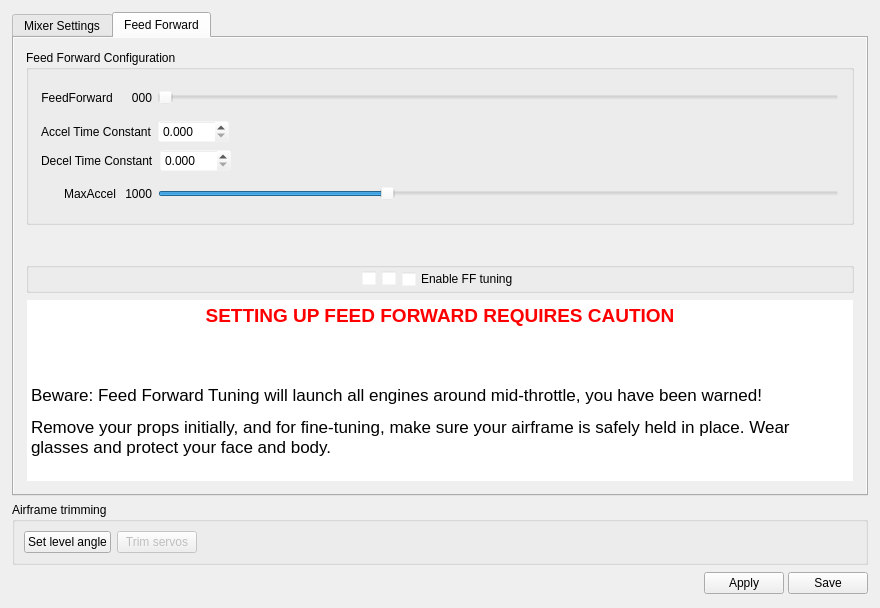
Before: the Qt Designer form ground/gcs/src/plugins/config/airframe.ui in TauLabs/TauLabs, drawn with Qt 5.
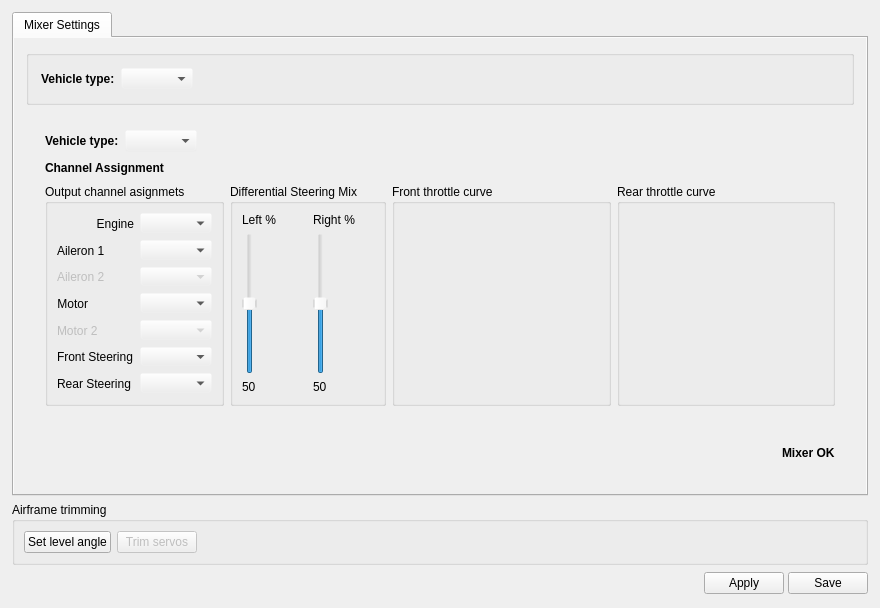
After: the same form once the commit is applied. The open tabs and pages were chosen to show the change. Icons and pictures are not drawn. Custom widgets are drawn as their Qt base class.

Commit message: Remove all Feed Forward configuration from Ground Control Station. No changes to flight side or UAVObjects, FF can still be configured manually if wanted.

Diff of the .ui file:
```diff
--- a/ground/gcs/src/plugins/config/airframe.ui
+++ b/ground/gcs/src/plugins/config/airframe.ui
@@ -129,7 +129,7 @@
             <x>0</x>
             <y>0</y>
             <width>850</width>
-            <height>508</height>
+            <height>439</height>
            </rect>
           </property>
           <layout class="QVBoxLayout" name="verticalLayout">
@@ -1555,8 +1555,8 @@
                    <rect>
                     <x>0</x>
                     <y>0</y>
-                    <width>800</width>
-                    <height>386</height>
+                    <width>724</width>
+                    <height>258</height>
                    </rect>
                   </property>
                   <layout class="QVBoxLayout" name="verticalLayout_11">
@@ -2738,502 +2738,6 @@
        </item>
       </layout>
      </widget>
-     <widget class="QWidget" name="tab">
-      <property name="autoFillBackground">
-       <bool>true</bool>
-      </property>
-      <attribute name="title">
-       <string>Feed Forward</string>
-      </attribute>
-      <layout class="QVBoxLayout" name="verticalLayout_25">
-       <property name="spacing">
-        <number>0</number>
-       </property>
-       <property name="margin">
-        <number>0</number>
-       </property>
-       <item>
-        <widget class="QScrollArea" name="scrollArea_2">
-         <property name="palette">
-          <palette>
-           <active>
-            <colorrole role="Base">
-             <brush brushstyle="SolidPattern">
-              <color alpha="255">
-               <red>255</red>
-               <green>255</green>
-               <blue>255</blue>
-              </color>
-             </brush>
-            </colorrole>
-            <colorrole role="Window">
-             <brush brushstyle="SolidPattern">
-              <color alpha="0">
-               <red>232</red>
-               <green>232</green>
-               <blue>232</blue>
-              </color>
-             </brush>
-            </colorrole>
-           </active>
-           <inactive>
-            <colorrole role="Base">
-             <brush brushstyle="SolidPattern">
-              <color alpha="255">
-               <red>255</red>
-               <green>255</green>
-               <blue>255</blue>
-              </color>
-             </brush>
-            </colorrole>
-            <colorrole role="Window">
-             <brush brushstyle="SolidPattern">
-              <color alpha="0">
-               <red>232</red>
-               <green>232</green>
-               <blue>232</blue>
-              </color>
-             </brush>
-            </colorrole>
-           </inactive>
-           <disabled>
-            <colorrole role="Base">
-             <brush brushstyle="SolidPattern">
-              <color alpha="0">
-               <red>232</red>
-               <green>232</green>
-               <blue>232</blue>
-              </color>
-             </brush>
-            </colorrole>
-            <colorrole role="Window">
-             <brush brushstyle="SolidPattern">
-              <color alpha="0">
-               <red>232</red>
-               <green>232</green>
-               <blue>232</blue>
-              </color>
-             </brush>
-            </colorrole>
-           </disabled>
-          </palette>
-         </property>
-         <property name="frameShape">
-          <enum>QFrame::NoFrame</enum>
-         </property>
-         <property name="frameShadow">
-          <enum>QFrame::Plain</enum>
-         </property>
-         <property name="widgetResizable">
-          <bool>true</bool>
-         </property>
-         <widget class="QWidget" name="scrollAreaWidgetContents_2">
-          <property name="geometry">
-           <rect>
-            <x>0</x>
-            <y>0</y>
-            <width>287</width>
-            <height>326</height>
-           </rect>
-          </property>
-          <layout class="QVBoxLayout" name="verticalLayout_18">
-           <property name="margin">
-            <number>12</number>
-           </property>
-           <item>
-            <widget class="QGroupBox" name="groupBox_12">
-             <property name="title">
-              <string>Feed Forward Configuration</string>
-             </property>
-             <layout class="QGridLayout" name="gridLayout_8">
-              <property name="margin">
-               <number>12</number>
-              </property>
-              <item row="2" column="0" colspan="3">
-               <layout class="QHBoxLayout" name="horizontalLayout_10">
-                <item>
-                 <widget class="QLabel" name="label_22">
-                  <property name="text">
-                   <string>Decel Time Constant</string>
-                  </property>
-                 </widget>
-                </item>
-                <item>
-                 <widget class="QDoubleSpinBox" name="decelTime">
-                  <property name="enabled">
-                   <bool>true</bool>
-                  </property>
-                  <property name="focusPolicy">
-                   <enum>Qt::StrongFocus</enum>
-                  </property>
-                  <property name="toolTip">
-                   <string>When tuning: Slowly raise decel time from zero to just
-under the level where the motor starts to undershoot
-its target speed when decelerating.
-
-Do it after accel time is setup.</string>
-                  </property>
-                  <property name="decimals">
-                   <number>3</number>
-                  </property>
-                  <property name="maximum">
-                   <double>100.000000000000000</double>
-                  </property>
-                  <property name="singleStep">
-                   <double>0.010000000000000</double>
-                  </property>
-                 </widget>
-                </item>
-                <item>
-                 <spacer name="horizontalSpacer_12">
-                  <property name="orientation">
-                   <enum>Qt::Horizontal</enum>
-                  </property>
-                  <property name="sizeHint" stdset="0">
-                   <size>
-                    <width>40</width>
-                    <height>20</height>
-                   </size>
-                  </property>
-                 </spacer>
-                </item>
-               </layout>
-              </item>
-              <item row="1" column="0" colspan="3">
-               <layout class="QHBoxLayout" name="horizontalLayout_9">
-                <item>
-                 <widget class="QLabel" name="label_21">
-                  <property name="text">
-                   <string>Accel Time Constant</string>
-                  </property>
-                 </widget>
-                </item>
-                <item>
-                 <widget class="QDoubleSpinBox" name="accelTime">
-                  <property name="enabled">
-                   <bool>true</bool>
-                  </property>
-                  <property name="focusPolicy">
-                   <enum>Qt::StrongFocus</enum>
-                  </property>
-                  <property name="toolTip">
-                   <string>In miliseconds.
-When tuning: Slowly raise accel time from zero to just
-under the level where the motor starts to overshoot
-its target speed.</string>
-                  </property>
-                  <property name="decimals">
-                   <number>3</number>
-                  </property>
-                  <property name="maximum">
-                   <double>100.000000000000000</double>
-                  </property>
-                  <property name="singleStep">
-                   <double>0.010000000000000</double>
-                  </property>
-                 </widget>
-                </item>
-                <item>
-                 <spacer name="horizontalSpacer_13">
-                  <property name="orientation">
-                   <enum>Qt::Horizontal</enum>
-                  </property>
-                  <property name="sizeHint" stdset="0">
-                   <size>
-                    <width>40</width>
-                    <height>20</height>
-                   </size>
-                  </property>
-                 </spacer>
-                </item>
-               </layout>
-              </item>
-              <item row="3" column="1">
-               <widget class="QLabel" name="maxAccelSliderValue">
-                <property name="maximumSize">
-                 <size>
-                  <width>16777215</width>
-                  <height>16</height>
-                 </size>
-                </property>
-                <property name="text">
-                 <string>1000</string>
-                </property>
-                <property name="alignment">
-                 <set>Qt::AlignRight|Qt::AlignTrailing|Qt::AlignVCenter</set>
-                </property>
-               </widget>
-              </item>
-              <item row="0" column="2">
-               <widget class="QSlider" name="feedForwardSlider">
-                <property name="enabled">
-                 <bool>true</bool>
-                </property>
-                <property name="minimumSize">
-                 <size>
-                  <width>0</width>
-                  <height>32</height>
-                 </size>
-                </property>
-                <property name="focusPolicy">
-                 <enum>Qt::StrongFocus</enum>
-                </property>
-                <property name="toolTip">
-                 <string>Overall level of feed forward (in percentage).</string>
-                </property>
-                <property name="maximum">
-                 <number>100</number>
-                </property>
-                <property name="singleStep">
-                 <number>1</number>
-                </property>
-                <property name="orientation">
-                 <enum>Qt::Horizontal</enum>
-                </property>
-                <property name="tickPosition">
-                 <enum>QSlider::NoTicks</enum>
-                </property>
-               </widget>
-              </item>
-              <item row="3" column="2">
-               <widget class="QSlider" name="maxAccelSlider">
-                <property name="minimumSize">
-                 <size>
-                  <width>0</width>
-                  <height>32</height>
-                 </size>
-                </property>
-                <property name="focusPolicy">
-                 <enum>Qt::StrongFocus</enum>
-                </property>
-                <property name="toolTip">
-                 <string>Limits how much the engines can accelerate or decelerate.
-In 'units per second', a sound default is 1000.</string>
-                </property>
-                <property name="minimum">
-                 <number>500</number>
-                </property>
-                <property name="maximum">
-                 <number>2000</number>
-                </property>
-                <property name="value">
-                 <number>1000</number>
-                </property>
-                <property name="orientation">
-                 <enum>Qt::Horizontal</enum>
-                </property>
-                <property name="invertedAppearance">
-                 <bool>false</bool>
-                </property>
-                <property name="invertedControls">
-                 <bool>false</bool>
-                </property>
-               </widget>
-              </item>
-              <item row="3" column="0">
-               <widget class="QLabel" name="label_37">
-                <property name="sizePolicy">
-                 <sizepolicy hsizetype="Minimum" vsizetype="Preferred">
-                  <horstretch>0</horstretch>
-                  <verstretch>0</verstretch>
-                 </sizepolicy>
-                </property>
-                <property name="minimumSize">
-                 <size>
-                  <width>0</width>
-                  <height>0</height>
-                 </size>
-                </property>
-                <property name="maximumSize">
-                 <size>
-                  <width>16777215</width>
-                  <height>16</height>
-                 </size>
-                </property>
-                <property name="text">
-                 <string>MaxAccel</string>
-                </property>
-                <property name="alignment">
-                 <set>Qt::AlignRight|Qt::AlignTrailing|Qt::AlignVCenter</set>
-                </property>
-               </widget>
-              </item>
-              <item row="0" column="1">
-               <widget class="QLabel" name="feedForwardSliderValue">
-                <property name="minimumSize">
-                 <size>
-                  <width>30</width>
-                  <height>0</height>
-                 </size>
-                </property>
-                <property name="text">
-                 <string>000</string>
-                </property>
-                <property name="alignment">
-                 <set>Qt::AlignRight|Qt::AlignTrailing|Qt::AlignVCenter</set>
-                </property>
-               </widget>
-              </item>
-              <item row="0" column="0">
-               <widget class="QLabel" name="label_20">
-                <property name="minimumSize">
-                 <size>
-                  <width>0</width>
-                  <height>0</height>
-                 </size>
-                </property>
-                <property name="text">
-                 <string>FeedForward </string>
-                </property>
-                <property name="alignment">
-                 <set>Qt::AlignRight|Qt::AlignTrailing|Qt::AlignVCenter</set>
-                </property>
-               </widget>
-              </item>
-             </layout>
-            </widget>
-           </item>
-           <item>
-            <spacer name="verticalSpacer_5">
-             <property name="orientation">
-              <enum>Qt::Vertical</enum>
-             </property>
-             <property name="sizeHint" stdset="0">
-              <size>
-               <width>20</width>
-               <height>40</height>
-              </size>
-             </property>
-            </spacer>
-           </item>
-           <item>
-            <widget class="QGroupBox" name="groupBox_13">
-             <property name="title">
-              <string/>
-             </property>
-             <layout class="QHBoxLayout" name="horizontalLayout_5">
-              <property name="margin">
-               <number>0</number>
-              </property>
-              <item>
-               <spacer name="horizontalSpacer_8">
-                <property name="orientation">
-                 <enum>Qt::Horizontal</enum>
-                </property>
-                <property name="sizeHint" stdset="0">
-                 <size>
-                  <width>267</width>
-                  <height>20</height>
-                 </size>
-                </property>
-               </spacer>
-              </item>
-              <item>
-               <widget class="QCheckBox" name="ffTestBox1">
-                <property name="focusPolicy">
-                 <enum>Qt::StrongFocus</enum>
-                </property>
-                <property name="toolTip">
-                 <string>&lt;!DOCTYPE HTML PUBLIC &quot;-//W3C//DTD HTML 4.0//EN&quot; &quot;http://www.w3.org/TR/REC-html40/strict.dtd&quot;&gt;
-&lt;html&gt;&lt;head&gt;&lt;meta name=&quot;qrichtext&quot; content=&quot;1&quot; /&gt;&lt;style type=&quot;text/css&quot;&gt;
-p, li { white-space: pre-wrap; }
-&lt;/style&gt;&lt;/head&gt;&lt;body style=&quot; font-family:'Ubuntu'; font-size:11pt; font-weight:400; font-style:normal;&quot;&gt;
-&lt;p style=&quot; margin-top:0px; margin-bottom:0px; margin-left:0px; margin-right:0px; -qt-block-indent:0; text-indent:0px;&quot;&gt;&lt;span style=&quot; font-family:'Sans'; font-size:10pt;&quot;&gt;Beware! Check &lt;/span&gt;&lt;span style=&quot; font-family:'Sans'; font-size:10pt; font-weight:600;&quot;&gt;all three&lt;/span&gt;&lt;span style=&quot; font-family:'Sans'; font-size:10pt;&quot;&gt; checkboxes to test Feed Forward.&lt;/span&gt;&lt;/p&gt;
-&lt;p style=&quot; margin-top:0px; margin-bottom:0px; margin-left:0px; margin-right:0px; -qt-block-indent:0; text-indent:0px;&quot;&gt;&lt;span style=&quot; font-family:'Sans'; font-size:10pt;&quot;&gt;It will run only if your airframe armed.&lt;/span&gt;&lt;/p&gt;&lt;/body&gt;&lt;/html&gt;</string>
-                </property>
-                <property name="text">
-                 <string/>
-                </property>
-               </widget>
-              </item>
-              <item>
-               <widget class="QCheckBox" name="ffTestBox2">
-                <property name="focusPolicy">
-                 <enum>Qt::StrongFocus</enum>
-                </property>
-                <property name="toolTip">
-                 <string>&lt;!DOCTYPE HTML PUBLIC &quot;-//W3C//DTD HTML 4.0//EN&quot; &quot;http://www.w3.org/TR/REC-html40/strict.dtd&quot;&gt;
-&lt;html&gt;&lt;head&gt;&lt;meta name=&quot;qrichtext&quot; content=&quot;1&quot; /&gt;&lt;style type=&quot;text/css&quot;&gt;
-p, li { white-space: pre-wrap; }
-&lt;/style&gt;&lt;/head&gt;&lt;body style=&quot; font-family:'Ubuntu'; font-size:11pt; font-weight:400; font-style:normal;&quot;&gt;
-&lt;p style=&quot; margin-top:0px; margin-bottom:0px; margin-left:0px; margin-right:0px; -qt-block-indent:0; text-indent:0px;&quot;&gt;&lt;span style=&quot; font-family:'Sans'; font-size:10pt;&quot;&gt;Beware! Check &lt;/span&gt;&lt;span style=&quot; font-family:'Sans'; font-size:10pt; font-weight:600;&quot;&gt;all three&lt;/span&gt;&lt;span style=&quot; font-family:'Sans'; font-size:10pt;&quot;&gt; checkboxes to test Feed Forward.&lt;/span&gt;&lt;/p&gt;
-&lt;p style=&quot; margin-top:0px; margin-bottom:0px; margin-left:0px; margin-right:0px; -qt-block-indent:0; text-indent:0px;&quot;&gt;&lt;span style=&quot; font-family:'Sans'; font-size:10pt;&quot;&gt;It will run only if your airframe armed.&lt;/span&gt;&lt;/p&gt;&lt;/body&gt;&lt;/html&gt;</string>
-                </property>
-                <property name="text">
-                 <string/>
-                </property>
-               </widget>
-              </item>
-              <item>
-               <widget class="QCheckBox" name="ffTestBox3">
-                <property name="focusPolicy">
-                 <enum>Qt::StrongFocus</enum>
-                </property>
-                <property name="toolTip">
-                 <string>&lt;!DOCTYPE HTML PUBLIC &quot;-//W3C//DTD HTML 4.0//EN&quot; &quot;http://www.w3.org/TR/REC-html40/strict.dtd&quot;&gt;
-&lt;html&gt;&lt;head&gt;&lt;meta name=&quot;qrichtext&quot; content=&quot;1&quot; /&gt;&lt;style type=&quot;text/css&quot;&gt;
-p, li { white-space: pre-wrap; }
-&lt;/style&gt;&lt;/head&gt;&lt;body style=&quot; font-family:'Ubuntu'; font-size:11pt; font-weight:400; font-style:normal;&quot;&gt;
-&lt;p style=&quot; margin-top:0px; margin-bottom:0px; margin-left:0px; margin-right:0px; -qt-block-indent:0; text-indent:0px;&quot;&gt;&lt;span style=&quot; font-family:'Sans'; font-size:10pt;&quot;&gt;Beware! Check &lt;/span&gt;&lt;span style=&quot; font-family:'Sans'; font-size:10pt; font-weight:600;&quot;&gt;all three&lt;/span&gt;&lt;span style=&quot; font-family:'Sans'; font-size:10pt;&quot;&gt; checkboxes to test Feed Forward.&lt;/span&gt;&lt;/p&gt;
-&lt;p style=&quot; margin-top:0px; margin-bottom:0px; margin-left:0px; margin-right:0px; -qt-block-indent:0; text-indent:0px;&quot;&gt;&lt;span style=&quot; font-family:'Sans'; font-size:10pt;&quot;&gt;It will run only if your airframe armed.&lt;/span&gt;&lt;/p&gt;&lt;/body&gt;&lt;/html&gt;</string>
-                </property>
-                <property name="text">
-                 <string>Enable FF tuning</string>
-                </property>
-               </widget>
-              </item>
-              <item>
-               <spacer name="horizontalSpacer_7">
-                <property name="orientation">
-                 <enum>Qt::Horizontal</enum>
-                </property>
-                <property name="sizeHint" stdset="0">
-                 <size>
-                  <width>267</width>
-                  <height>20</height>
-                 </size>
-                </property>
-               </spacer>
-              </item>
-             </layout>
-            </widget>
-           </item>
-           <item>
-            <widget class="QTextBrowser" name="textBrowser">
-             <property name="sizePolicy">
-              <sizepolicy hsizetype="Expanding" vsizetype="MinimumExpanding">
-               <horstretch>0</horstretch>
-               <verstretch>0</verstretch>
-              </sizepolicy>
-             </property>
-             <property name="minimumSize">
-              <size>
-               <width>0</width>
-               <height>40</height>
-              </size>
-             </property>
-             <property name="html">
-              <string>&lt;!DOCTYPE HTML PUBLIC &quot;-//W3C//DTD HTML 4.0//EN&quot; &quot;http://www.w3.org/TR/REC-html40/strict.dtd&quot;&gt;
-&lt;html&gt;&lt;head&gt;&lt;meta name=&quot;qrichtext&quot; content=&quot;1&quot; /&gt;&lt;style type=&quot;text/css&quot;&gt;
-p, li { white-space: pre-wrap; }
-&lt;/style&gt;&lt;/head&gt;&lt;body style=&quot; font-family:'.Lucida Grande UI'; font-size:13pt; font-weight:400; font-style:normal;&quot;&gt;
-&lt;table border=&quot;0&quot; style=&quot;-qt-table-type: root; margin-top:4px; margin-bottom:4px; margin-left:4px; margin-right:4px;&quot;&gt;
-&lt;tr&gt;
-&lt;td style=&quot;border: none;&quot;&gt;
-&lt;p align=&quot;center&quot; style=&quot; margin-top:0px; margin-bottom:0px; margin-left:0px; margin-right:0px; -qt-block-indent:0; text-indent:0px;&quot;&gt;&lt;span style=&quot; font-family:'Ubuntu'; font-size:14pt; font-weight:600; color:#ff0000;&quot;&gt;SETTING UP FEED FORWARD REQUIRES CAUTION&lt;/span&gt;&lt;/p&gt;
-&lt;p style=&quot;-qt-paragraph-type:empty; margin-top:0px; margin-bottom:0px; margin-left:0px; margin-right:0px; -qt-block-indent:0; text-indent:0px; font-family:'Ubuntu'; font-size:11pt;&quot;&gt;&lt;br /&gt;&lt;/p&gt;
-&lt;p style=&quot; margin-top:0px; margin-bottom:0px; margin-left:0px; margin-right:0px; -qt-block-indent:0; text-indent:0px;&quot;&gt;&lt;span style=&quot; font-family:'Ubuntu'; font-size:11pt;&quot;&gt;&lt;br /&gt;&lt;/span&gt;&lt;/p&gt;
-&lt;p style=&quot; margin-top:0px; margin-bottom:0px; margin-left:0px; margin-right:0px; -qt-block-indent:0; text-indent:0px;&quot;&gt;&lt;span style=&quot; font-family:'Lucida Grande';&quot;&gt;Beware: Feed Forward Tuning will launch all engines around mid-throttle, you have been warned!&lt;/span&gt;&lt;/p&gt;
-&lt;p style=&quot; margin-top:12px; margin-bottom:12px; margin-left:0px; margin-right:0px; -qt-block-indent:0; text-indent:0px;&quot;&gt;&lt;span style=&quot; font-family:'Lucida Grande';&quot;&gt;Remove your props initially, and for fine-tuning, make sure your airframe is safely held in place. Wear glasses and protect your face and body.&lt;/span&gt;&lt;/p&gt;&lt;/td&gt;&lt;/tr&gt;&lt;/table&gt;&lt;/body&gt;&lt;/html&gt;</string>
-             </property>
-            </widget>
-           </item>
-          </layout>
-         </widget>
-        </widget>
-       </item>
-      </layout>
-     </widget>
     </widget>
    </item>
    <item>
```
Left out of the diff: 151 changed lines with no effect on the pictures. The commit also changes 2 other files.
